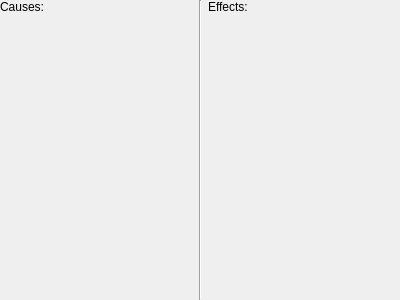
Qt form src/causeandeffecteditwidget.ui (hello-adam/Hooloovoo) before a commit.
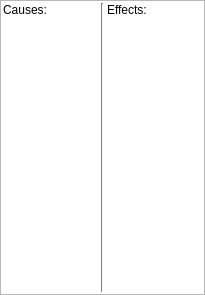
The same form after that commit.

The edit to the form file:
```diff
--- a/src/causeandeffecteditwidget.ui
+++ b/src/causeandeffecteditwidget.ui
@@ -6,58 +6,532 @@
    <rect>
     <x>0</x>
     <y>0</y>
-    <width>400</width>
-    <height>300</height>
+    <width>205</width>
+    <height>295</height>
    </rect>
   </property>
   <property name="windowTitle">
    <string>Form</string>
   </property>
-  <layout class="QVBoxLayout" name="verticalLayout_3">
+  <layout class="QVBoxLayout" name="verticalLayout_4">
    <property name="margin">
     <number>0</number>
    </property>
    <item>
-    <layout class="QHBoxLayout" name="horizontalLayout">
-     <item>
-      <layout class="QVBoxLayout" name="causeLayout">
-       <item>
-        <widget class="QLabel" name="label">
-         <property name="text">
-          <string>Causes:</string>
-         </property>
-         <property name="alignment">
-          <set>Qt::AlignLeading|Qt::AlignLeft|Qt::AlignTop</set>
-         </property>
-        </widget>
-       </item>
-      </layout>
-     </item>
-     <item>
-      <widget class="Line" name="line">
-       <property name="frameShadow">
-        <enum>QFrame::Sunken</enum>
+    <widget class="QScrollArea" name="scrollArea">
+     <property name="widgetResizable">
+      <bool>true</bool>
+     </property>
+     <widget class="QWidget" name="scrollAreaWidgetContents">
+      <property name="geometry">
+       <rect>
+        <x>0</x>
+        <y>0</y>
+        <width>201</width>
+        <height>291</height>
+       </rect>
+      </property>
+      <property name="palette">
+       <palette>
+        <active>
+         <colorrole role="WindowText">
+          <brush brushstyle="SolidPattern">
+           <color alpha="255">
+            <red>0</red>
+            <green>0</green>
+            <blue>0</blue>
+           </color>
+          </brush>
+         </colorrole>
+         <colorrole role="Button">
+          <brush brushstyle="SolidPattern">
+           <color alpha="255">
+            <red>255</red>
+            <green>255</green>
+            <blue>255</blue>
+           </color>
+          </brush>
+         </colorrole>
+         <colorrole role="Light">
+          <brush brushstyle="SolidPattern">
+           <color alpha="255">
+            <red>255</red>
+            <green>255</green>
+            <blue>255</blue>
+           </color>
+          </brush>
+         </colorrole>
+         <colorrole role="Midlight">
+          <brush brushstyle="SolidPattern">
+           <color alpha="255">
+            <red>255</red>
+            <green>255</green>
+            <blue>255</blue>
+           </color>
+          </brush>
+         </colorrole>
+         <colorrole role="Dark">
+          <brush brushstyle="SolidPattern">
+           <color alpha="255">
+            <red>127</red>
+            <green>127</green>
+            <blue>127</blue>
+           </color>
+          </brush>
+         </colorrole>
+         <colorrole role="Mid">
+          <brush brushstyle="SolidPattern">
+           <color alpha="255">
+            <red>170</red>
+            <green>170</green>
+            <blue>170</blue>
+           </color>
+          </brush>
+         </colorrole>
+         <colorrole role="Text">
+          <brush brushstyle="SolidPattern">
+           <color alpha="255">
+            <red>0</red>
+            <green>0</green>
+            <blue>0</blue>
+           </color>
+          </brush>
+         </colorrole>
+         <colorrole role="BrightText">
+          <brush brushstyle="SolidPattern">
+           <color alpha="255">
+            <red>255</red>
+            <green>255</green>
+            <blue>255</blue>
+           </color>
+          </brush>
+         </colorrole>
+         <colorrole role="ButtonText">
+          <brush brushstyle="SolidPattern">
+           <color alpha="255">
+            <red>0</red>
+            <green>0</green>
+            <blue>0</blue>
+           </color>
+          </brush>
+         </colorrole>
+         <colorrole role="Base">
+          <brush brushstyle="SolidPattern">
+           <color alpha="255">
+            <red>255</red>
+            <green>255</green>
+            <blue>255</blue>
+           </color>
+          </brush>
+         </colorrole>
+         <colorrole role="Window">
+          <brush brushstyle="SolidPattern">
+           <color alpha="255">
+            <red>255</red>
+            <green>255</green>
+            <blue>255</blue>
+           </color>
+          </brush>
+         </colorrole>
+         <colorrole role="Shadow">
+          <brush brushstyle="SolidPattern">
+           <color alpha="255">
+            <red>0</red>
+            <green>0</green>
+            <blue>0</blue>
+           </color>
+          </brush>
+         </colorrole>
+         <colorrole role="AlternateBase">
+          <brush brushstyle="SolidPattern">
+           <color alpha="255">
+            <red>255</red>
+            <green>255</green>
+            <blue>255</blue>
+           </color>
+          </brush>
+         </colorrole>
+         <colorrole role="ToolTipBase">
+          <brush brushstyle="SolidPattern">
+           <color alpha="255">
+            <red>255</red>
+            <green>255</green>
+            <blue>220</blue>
+           </color>
+          </brush>
+         </colorrole>
+         <colorrole role="ToolTipText">
+          <brush brushstyle="SolidPattern">
+           <color alpha="255">
+            <red>0</red>
+            <green>0</green>
+            <blue>0</blue>
+           </color>
+          </brush>
+         </colorrole>
+        </active>
+        <inactive>
+         <colorrole role="WindowText">
+          <brush brushstyle="SolidPattern">
+           <color alpha="255">
+            <red>0</red>
+            <green>0</green>
+            <blue>0</blue>
+           </color>
+          </brush>
+         </colorrole>
+         <colorrole role="Button">
+          <brush brushstyle="SolidPattern">
+           <color alpha="255">
+            <red>255</red>
+            <green>255</green>
+            <blue>255</blue>
+           </color>
+          </brush>
+         </colorrole>
+         <colorrole role="Light">
+          <brush brushstyle="SolidPattern">
+           <color alpha="255">
+            <red>255</red>
+            <green>255</green>
+            <blue>255</blue>
+           </color>
+          </brush>
+         </colorrole>
+         <colorrole role="Midlight">
+          <brush brushstyle="SolidPattern">
+           <color alpha="255">
+            <red>255</red>
+            <green>255</green>
+            <blue>255</blue>
+           </color>
+          </brush>
+         </colorrole>
+         <colorrole role="Dark">
+          <brush brushstyle="SolidPattern">
+           <color alpha="255">
+            <red>127</red>
+            <green>127</green>
+            <blue>127</blue>
+           </color>
+          </brush>
+         </colorrole>
+         <colorrole role="Mid">
+          <brush brushstyle="SolidPattern">
+           <color alpha="255">
+            <red>170</red>
+            <green>170</green>
+            <blue>170</blue>
+           </color>
+          </brush>
+         </colorrole>
+         <colorrole role="Text">
+          <brush brushstyle="SolidPattern">
+           <color alpha="255">
+            <red>0</red>
+            <green>0</green>
+            <blue>0</blue>
+           </color>
+          </brush>
+         </colorrole>
+         <colorrole role="BrightText">
+          <brush brushstyle="SolidPattern">
+           <color alpha="255">
+            <red>255</red>
+            <green>255</green>
+            <blue>255</blue>
+           </color>
+          </brush>
+         </colorrole>
+         <colorrole role="ButtonText">
+          <brush brushstyle="SolidPattern">
+           <color alpha="255">
+            <red>0</red>
+            <green>0</green>
+            <blue>0</blue>
+           </color>
+          </brush>
+         </colorrole>
+         <colorrole role="Base">
+          <brush brushstyle="SolidPattern">
+           <color alpha="255">
+            <red>255</red>
+            <green>255</green>
+            <blue>255</blue>
+           </color>
+          </brush>
+         </colorrole>
+         <colorrole role="Window">
+          <brush brushstyle="SolidPattern">
+           <color alpha="255">
+            <red>255</red>
+            <green>255</green>
+            <blue>255</blue>
+           </color>
+          </brush>
+         </colorrole>
+         <colorrole role="Shadow">
+          <brush brushstyle="SolidPattern">
+           <color alpha="255">
+            <red>0</red>
+            <green>0</green>
+            <blue>0</blue>
+           </color>
+          </brush>
+         </colorrole>
+         <colorrole role="AlternateBase">
+          <brush brushstyle="SolidPattern">
+           <color alpha="255">
+            <red>255</red>
+            <green>255</green>
+            <blue>255</blue>
+           </color>
+          </brush>
+         </colorrole>
+         <colorrole role="ToolTipBase">
+          <brush brushstyle="SolidPattern">
+           <color alpha="255">
+            <red>255</red>
+            <green>255</green>
+            <blue>220</blue>
+           </color>
+          </brush>
+         </colorrole>
+         <colorrole role="ToolTipText">
+          <brush brushstyle="SolidPattern">
+           <color alpha="255">
+            <red>0</red>
+            <green>0</green>
+            <blue>0</blue>
+           </color>
+          </brush>
+         </colorrole>
+        </inactive>
+        <disabled>
+         <colorrole role="WindowText">
+          <brush brushstyle="SolidPattern">
+           <color alpha="255">
+            <red>127</red>
+            <green>127</green>
+            <blue>127</blue>
+           </color>
+          </brush>
+         </colorrole>
+         <colorrole role="Button">
+          <brush brushstyle="SolidPattern">
+           <color alpha="255">
+            <red>255</red>
+            <green>255</green>
+            <blue>255</blue>
+           </color>
+          </brush>
+         </colorrole>
+         <colorrole role="Light">
+          <brush brushstyle="SolidPattern">
+           <color alpha="255">
+            <red>255</red>
+            <green>255</green>
+            <blue>255</blue>
+           </color>
+          </brush>
+         </colorrole>
+         <colorrole role="Midlight">
+          <brush brushstyle="SolidPattern">
+           <color alpha="255">
+            <red>255</red>
+            <green>255</green>
+            <blue>255</blue>
+           </color>
+          </brush>
+         </colorrole>
+         <colorrole role="Dark">
+          <brush brushstyle="SolidPattern">
+           <color alpha="255">
+            <red>127</red>
+            <green>127</green>
+            <blue>127</blue>
+           </color>
+          </brush>
+         </colorrole>
+         <colorrole role="Mid">
+          <brush brushstyle="SolidPattern">
+           <color alpha="255">
+            <red>170</red>
+            <green>170</green>
+            <blue>170</blue>
+           </color>
+          </brush>
+         </colorrole>
+         <colorrole role="Text">
+          <brush brushstyle="SolidPattern">
+           <color alpha="255">
+            <red>127</red>
+            <green>127</green>
+            <blue>127</blue>
+           </color>
+          </brush>
+         </colorrole>
+         <colorrole role="BrightText">
+          <brush brushstyle="SolidPattern">
+           <color alpha="255">
+            <red>255</red>
+            <green>255</green>
+            <blue>255</blue>
+           </color>
+          </brush>
+         </colorrole>
+         <colorrole role="ButtonText">
+          <brush brushstyle="SolidPattern">
+           <color alpha="255">
+            <red>127</red>
+            <green>127</green>
+            <blue>127</blue>
+           </color>
+          </brush>
+         </colorrole>
+         <colorrole role="Base">
+          <brush brushstyle="SolidPattern">
+           <color alpha="255">
+            <red>255</red>
+            <green>255</green>
+            <blue>255</blue>
+           </color>
+          </brush>
+         </colorrole>
+         <colorrole role="Window">
+          <brush brushstyle="SolidPattern">
+           <color alpha="255">
+            <red>255</red>
+            <green>255</green>
+            <blue>255</blue>
+           </color>
+          </brush>
+         </colorrole>
+         <colorrole role="Shadow">
+          <brush brushstyle="SolidPattern">
+           <color alpha="255">
+            <red>0</red>
+            <green>0</green>
+            <blue>0</blue>
+           </color>
+          </brush>
+         </colorrole>
+         <colorrole role="AlternateBase">
+          <brush brushstyle="SolidPattern">
+           <color alpha="255">
+            <red>255</red>
+            <green>255</green>
+            <blue>255</blue>
+           </color>
+          </brush>
+         </colorrole>
+         <colorrole role="ToolTipBase">
+          <brush brushstyle="SolidPattern">
+           <color alpha="255">
+            <red>255</red>
+            <green>255</green>
+            <blue>220</blue>
+           </color>
+          </brush>
+         </colorrole>
+         <colorrole role="ToolTipText">
+          <brush brushstyle="SolidPattern">
+           <color alpha="255">
+            <red>0</red>
+            <green>0</green>
+            <blue>0</blue>
+           </color>
+          </brush>
+         </colorrole>
+        </disabled>
+       </palette>
+      </property>
+      <layout class="QVBoxLayout" name="verticalLayout_3">
+       <property name="margin">
+        <number>2</number>
        </property>
-       <property name="orientation">
-        <enum>Qt::Vertical</enum>
-       </property>
-      </widget>
-     </item>
-     <item>
-      <layout class="QVBoxLayout" name="effectLayout">
        <item>
-        <widget class="QLabel" name="label_2">
-         <property name="text">
-          <string>Effects:</string>
+        <layout class="QHBoxLayout" name="horizontalLayout">
+         <property name="spacing">
+          <number>3</number>
          </property>
-         <property name="alignment">
-          <set>Qt::AlignLeading|Qt::AlignLeft|Qt::AlignTop</set>
-         </property>
-        </widget>
+         <item>
+          <layout class="QVBoxLayout" name="verticalLayout">
+           <item>
+            <layout class="QVBoxLayout" name="causeLayout">
+             <item>
+              <widget class="QLabel" name="label">
+               <property name="text">
+                <string>Causes:</string>
+               </property>
+               <property name="alignment">
+                <set>Qt::AlignLeading|Qt::AlignLeft|Qt::AlignTop</set>
+               </property>
+              </widget>
+             </item>
+            </layout>
+           </item>
+           <item>
+            <spacer name="verticalSpacer_2">
+             <property name="orientation">
+              <enum>Qt::Vertical</enum>
+             </property>
+             <property name="sizeHint" stdset="0">
+              <size>
+               <width>20</width>
+               <height>40</height>
+              </size>
+             </property>
+            </spacer>
+           </item>
+          </layout>
+         </item>
+         <item>
+          <widget class="Line" name="line">
+           <property name="frameShadow">
+            <enum>QFrame::Sunken</enum>
+           </property>
+           <property name="orientation">
+            <enum>Qt::Vertical</enum>
+           </property>
+          </widget>
+         </item>
+         <item>
+          <layout class="QVBoxLayout" name="verticalLayout_2">
+           <item>
+            <layout class="QVBoxLayout" name="effectLayout">
+             <item>
+              <widget class="QLabel" name="label_2">
+               <property name="text">
+                <string>Effects:</string>
+               </property>
+               <property name="alignment">
+                <set>Qt::AlignLeading|Qt::AlignLeft|Qt::AlignTop</set>
+               </property>
+              </widget>
+             </item>
+            </layout>
+           </item>
+           <item>
+            <spacer name="verticalSpacer">
+             <property name="orientation">
+              <enum>Qt::Vertical</enum>
+             </property>
+             <property name="sizeHint" stdset="0">
+              <size>
+               <width>20</width>
+               <height>40</height>
+              </size>
+             </property>
+            </spacer>
+           </item>
+          </layout>
+         </item>
+        </layout>
        </item>
       </layout>
-     </item>
-    </layout>
+     </widget>
+    </widget>
    </item>
   </layout>
  </widget>
```
